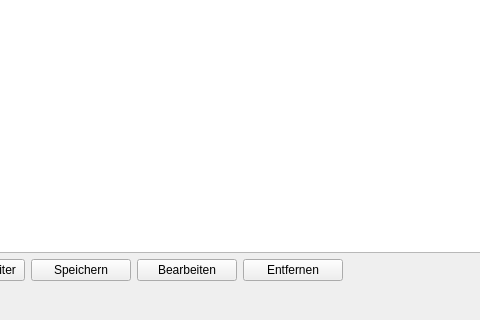
This is frmaddmitarbeiter.ui in wangwenyao2019/huehnerManager as Qt 5 draws it before an edit; both pictures show x 86 to 566 and y 207 to 527 of the 702 by 527 pixel window. The edited form follows.
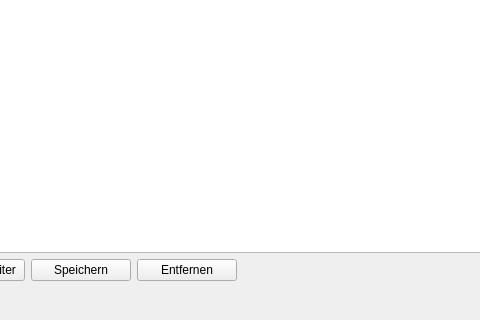
This is the edited form.

The edit to the form file:
```diff
--- a/frmaddmitarbeiter.ui
+++ b/frmaddmitarbeiter.ui
@@ -61,19 +61,6 @@
        </property>
       </widget>
      </item>
-     <item>
-      <widget class="QPushButton" name="btnBearbeiten">
-       <property name="minimumSize">
-        <size>
-         <width>100</width>
-         <height>0</height>
-        </size>
-       </property>
-       <property name="text">
-        <string>Bearbeiten</string>
-       </property>
-      </widget>
-     </item>
      <item>
       <widget class="QPushButton" name="btnEntfernen">
        <property name="minimumSize">
```
